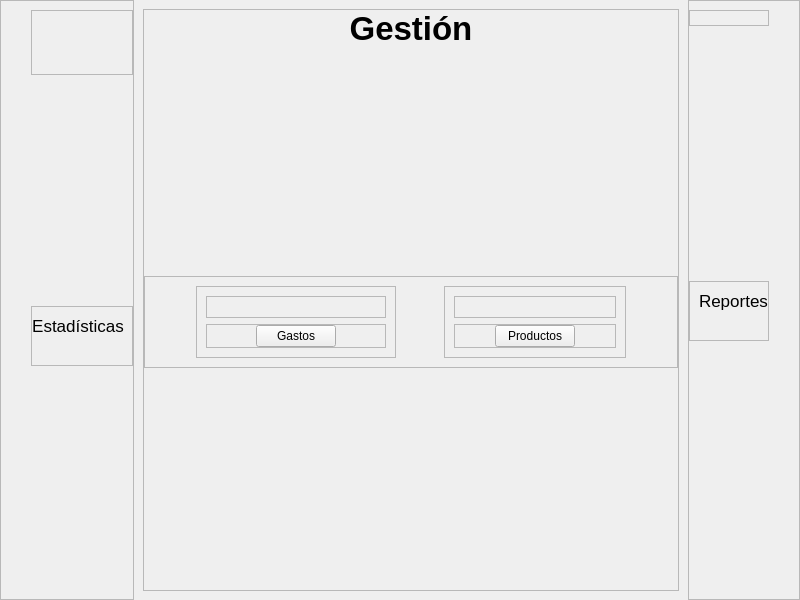
The window that view/ui/main.ui (R0land013/blue-pos) describes before a commit, drawn with Qt 5.
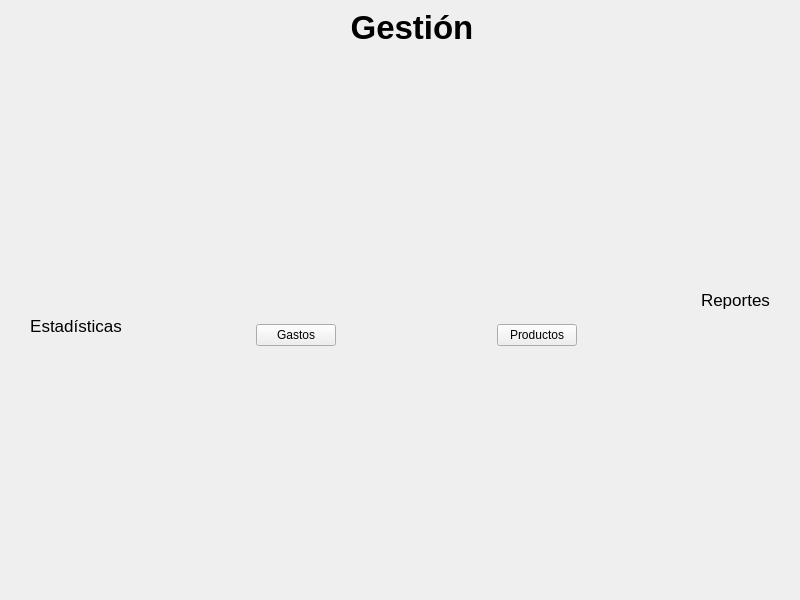
The same window after the commit. Icons and pictures are not drawn.

Commit message:
Style: Se eliminaron los bordes de los frames de la app
	Los bordes se mostraban en Gnome, pero en windows no se mostraban.

Diff of the .ui file:
```diff
--- a/view/ui/main.ui
+++ b/view/ui/main.ui
@@ -44,7 +44,7 @@
       <bool>true</bool>
      </property>
      <property name="frameShape">
-      <enum>QFrame::StyledPanel</enum>
+      <enum>QFrame::NoFrame</enum>
      </property>
      <property name="frameShadow">
       <enum>QFrame::Raised</enum>
@@ -71,7 +71,7 @@
          </size>
         </property>
         <property name="frameShape">
-         <enum>QFrame::StyledPanel</enum>
+         <enum>QFrame::NoFrame</enum>
         </property>
         <property name="frameShadow">
          <enum>QFrame::Raised</enum>
@@ -98,7 +98,7 @@
          <bool>true</bool>
         </property>
         <property name="frameShape">
-         <enum>QFrame::StyledPanel</enum>
+         <enum>QFrame::NoFrame</enum>
         </property>
         <property name="frameShadow">
          <enum>QFrame::Raised</enum>
@@ -195,7 +195,7 @@
           <bool>true</bool>
          </property>
          <property name="frameShape">
-          <enum>QFrame::StyledPanel</enum>
+          <enum>QFrame::NoFrame</enum>
          </property>
          <property name="frameShadow">
           <enum>QFrame::Raised</enum>
@@ -246,7 +246,7 @@
           <item>
            <widget class="QFrame" name="frame_14">
             <property name="frameShape">
-             <enum>QFrame::StyledPanel</enum>
+             <enum>QFrame::NoFrame</enum>
             </property>
             <property name="frameShadow">
              <enum>QFrame::Raised</enum>
@@ -268,7 +268,7 @@
              <item>
               <widget class="QFrame" name="frame_15">
                <property name="frameShape">
-                <enum>QFrame::StyledPanel</enum>
+                <enum>QFrame::NoFrame</enum>
                </property>
                <property name="frameShadow">
                 <enum>QFrame::Raised</enum>
@@ -277,7 +277,7 @@
                 <item>
                  <widget class="QFrame" name="frame_5">
                   <property name="frameShape">
-                   <enum>QFrame::StyledPanel</enum>
+                   <enum>QFrame::NoFrame</enum>
                   </property>
                   <property name="frameShadow">
                    <enum>QFrame::Raised</enum>
@@ -346,7 +346,7 @@
                 <item>
                  <widget class="QFrame" name="frame_17">
                   <property name="frameShape">
-                   <enum>QFrame::StyledPanel</enum>
+                   <enum>QFrame::NoFrame</enum>
                   </property>
                   <property name="frameShadow">
                    <enum>QFrame::Raised</enum>
@@ -422,7 +422,7 @@
              <item>
               <widget class="QFrame" name="frame_16">
                <property name="frameShape">
-                <enum>QFrame::StyledPanel</enum>
+                <enum>QFrame::NoFrame</enum>
                </property>
                <property name="frameShadow">
                 <enum>QFrame::Raised</enum>
@@ -431,7 +431,7 @@
                 <item>
                  <widget class="QFrame" name="frame_19">
                   <property name="frameShape">
-                   <enum>QFrame::StyledPanel</enum>
+                   <enum>QFrame::NoFrame</enum>
                   </property>
                   <property name="frameShadow">
                    <enum>QFrame::Raised</enum>
@@ -506,7 +506,7 @@
                    <bool>true</bool>
                   </property>
                   <property name="frameShape">
-                   <enum>QFrame::StyledPanel</enum>
+                   <enum>QFrame::NoFrame</enum>
                   </property>
                   <property name="frameShadow">
                    <enum>QFrame::Raised</enum>
@@ -1122,7 +1122,7 @@
       <bool>true</bool>
      </property>
      <property name="frameShape">
-      <enum>QFrame::StyledPanel</enum>
+      <enum>QFrame::NoFrame</enum>
      </property>
      <property name="frameShadow">
       <enum>QFrame::Raised</enum>
@@ -1140,7 +1140,7 @@
          <bool>true</bool>
         </property>
         <property name="frameShape">
-         <enum>QFrame::StyledPanel</enum>
+         <enum>QFrame::NoFrame</enum>
         </property>
         <property name="frameShadow">
          <enum>QFrame::Raised</enum>
@@ -1202,7 +1202,7 @@
          <bool>true</bool>
         </property>
         <property name="frameShape">
-         <enum>QFrame::StyledPanel</enum>
+         <enum>QFrame::NoFrame</enum>
         </property>
         <property name="frameShadow">
          <enum>QFrame::Raised</enum>
```
Left out of the diff: 20 changed lines with no effect on the pictures. The commit also changes 20 other files.
